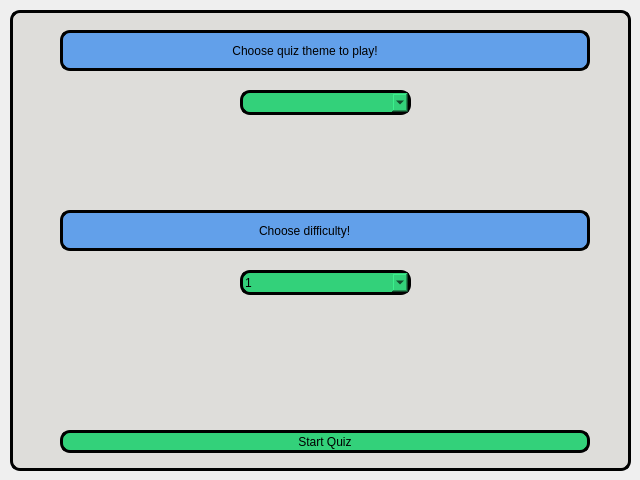
Above: ui/select_quiz_window.ui from WarschauerStr/sQuiz-Game before the change. Below: the same form after it.
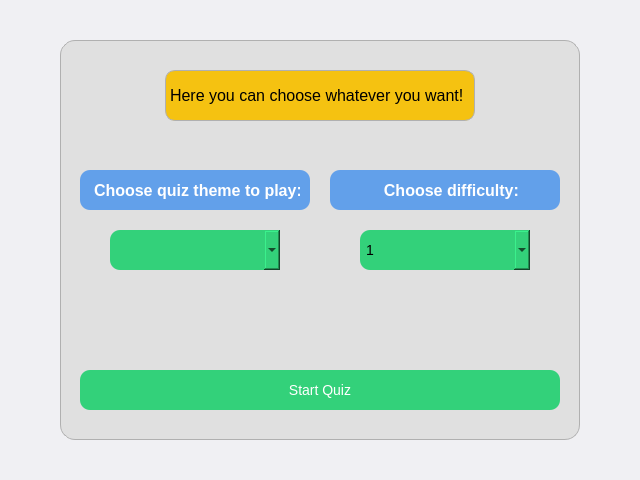
That is the form after the change.

Diff of the .ui file:
```diff
--- a/ui/select_quiz_window.ui
+++ b/ui/select_quiz_window.ui
@@ -11,108 +11,108 @@
    </rect>
   </property>
   <property name="windowTitle">
-   <string>select_quiz_window</string>
+   <string>Select Quiz</string>
+  </property>
+  <property name="styleSheet">
+   <string notr="true">
+    QDialog {
+        background-color: #f0f0f3;
+        border-radius: 20px;
+    }
+    QFrame#frame {
+        background-color: #e0e0e0;
+        border-radius: 15px;
+        border: 1px solid #b0b0b0;
+    }
+    QLabel#text_label, QLabel#text_label_2 {
+        background-color: #62a0ea;
+        border: none;
+        border-radius: 10px;
+        font-size: 16px;
+        font-weight: bold;
+        padding: 10px;
+        color: white;
+    }
+    QLabel#text_label_3 {
+        background-color: #f5c211;
+        border: 1px solid #b0b0b0;
+        border-radius: 10px;
+        font-size: 16px;
+    }
+    QComboBox {
+        background-color: #33d17a;
+        border: none;
+        border-radius: 10px;
+        padding: 6px;
+        font-size: 14px;
+    }
+    QPushButton#start_quiz_button {
+        background-color: #33d17a;
+        color: white;
+        border: none;
+        border-radius: 10px;
+        padding: 10px;
+        font-size: 14px;
+    }
+    QPushButton#start_quiz_button:hover {
+        background-color: #2dbf6d;
+    }
+   </string>
   </property>
   <widget class="QFrame" name="frame">
    <property name="geometry">
     <rect>
-     <x>10</x>
-     <y>10</y>
-     <width>621</width>
-     <height>461</height>
+     <x>60</x>
+     <y>40</y>
+     <width>520</width>
+     <height>400</height>
     </rect>
    </property>
-   <property name="styleSheet">
-    <string notr="true">background-color:rgb(222, 221, 218);
-border: 3px solid rgb(0, 0, 0);
-border-radius: 10px;
-</string>
-   </property>
-   <property name="frameShape">
-    <enum>QFrame::StyledPanel</enum>
-   </property>
-   <property name="frameShadow">
-    <enum>QFrame::Raised</enum>
-   </property>
-   <widget class="QPushButton" name="start_quiz_button">
-    <property name="geometry">
-     <rect>
-      <x>50</x>
-      <y>420</y>
-      <width>530</width>
-      <height>23</height>
-     </rect>
-    </property>
-    <property name="styleSheet">
-     <string notr="true">background-color: rgb(51, 209, 122);</string>
-    </property>
-    <property name="text">
-     <string>Start Quiz</string>
-    </property>
-   </widget>
    <widget class="QLabel" name="text_label">
     <property name="geometry">
      <rect>
-      <x>50</x>
-      <y>20</y>
-      <width>530</width>
-      <height>41</height>
+      <x>20</x>
+      <y>130</y>
+      <width>230</width>
+      <height>40</height>
      </rect>
     </property>
-    <property name="styleSheet">
-     <string notr="true">background-color: rgb(98, 160, 234);
-border: 3px solid rgb(0, 0, 0);
-border-radius: 10px;
-</string>
-    </property>
     <property name="text">
-     <string>                                                  Choose quiz theme to play!</string>
+     <string>Choose quiz theme to play:</string>
     </property>
    </widget>
    <widget class="QComboBox" name="select_quiz_comboBox">
     <property name="geometry">
      <rect>
-      <x>230</x>
-      <y>80</y>
-      <width>171</width>
-      <height>25</height>
+      <x>50</x>
+      <y>190</y>
+      <width>170</width>
+      <height>40</height>
      </rect>
     </property>
-    <property name="styleSheet">
-     <string notr="true">background-color: rgb(51, 209, 122);</string>
-    </property>
    </widget>
    <widget class="QLabel" name="text_label_2">
     <property name="geometry">
      <rect>
-      <x>50</x>
-      <y>200</y>
-      <width>530</width>
-      <height>41</height>
+      <x>270</x>
+      <y>130</y>
+      <width>230</width>
+      <height>40</height>
      </rect>
     </property>
-    <property name="styleSheet">
-     <string notr="true">background-color: rgb(98, 160, 234);
-border: 3px solid rgb(0, 0, 0);
-border-radius: 10px;
-</string>
-    </property>
     <property name="text">
-     <string>                                                          Choose difficulty!</string>
+     <string>         Choose difficulty:</string>
     </property>
    </widget>
    <widget class="QComboBox" name="choose_difficulty_comboBox">
     <property name="geometry">
      <rect>
-      <x>230</x>
-      <y>260</y>
-      <width>171</width>
-      <height>25</height>
+      <x>300</x>
+      <y>190</y>
+      <width>170</width>
+      <height>40</height>
      </rect>
     </property>
-    <property name="styleSheet">
-     <string notr="true">background-color: rgb(51, 209, 122);</string>
-    </property>
     <item>
      <property name="text">
       <string>1</string>
@@ -129,6 +129,32 @@
      </property>
     </item>
    </widget>
+   <widget class="QPushButton" name="start_quiz_button">
+    <property name="geometry">
+     <rect>
+      <x>20</x>
+      <y>330</y>
+      <width>480</width>
+      <height>40</height>
+     </rect>
+    </property>
+    <property name="text">
+     <string>Start Quiz</string>
+    </property>
+   </widget>
+   <widget class="QLabel" name="text_label_3">
+    <property name="geometry">
+     <rect>
+      <x>105</x>
+      <y>30</y>
+      <width>310</width>
+      <height>51</height>
+     </rect>
+    </property>
+    <property name="text">
+     <string>Here you can choose whatever you want!</string>
+    </property>
+   </widget>
   </widget>
  </widget>
  <resources/>
```
